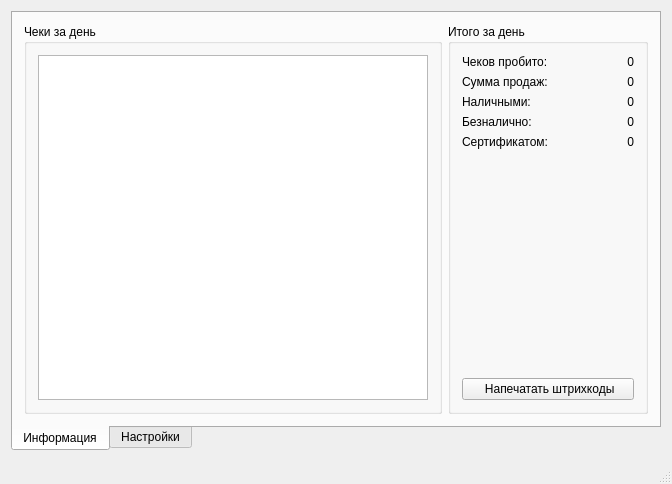
Qt form src/ui/mainwindow.ui (savelev-a/1cPrintServer) before a commit.
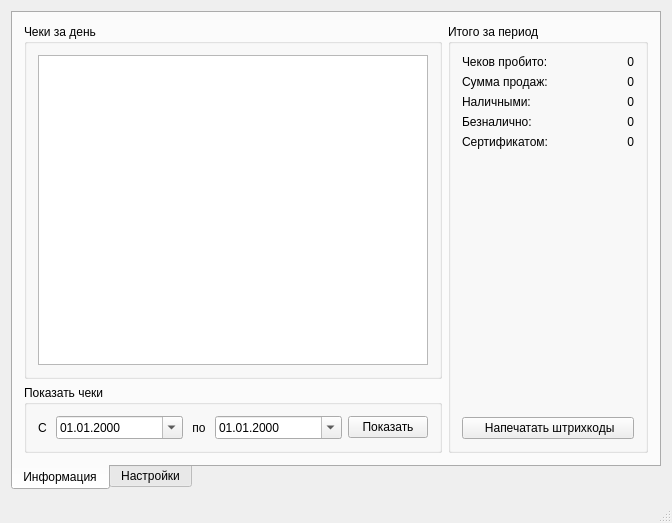
The same form after that commit. Icons and pictures are not drawn.

Commit message: Period selector added

```diff
--- a/src/ui/mainwindow.ui
+++ b/src/ui/mainwindow.ui
@@ -7,7 +7,7 @@
     <x>0</x>
     <y>0</y>
     <width>672</width>
-    <height>484</height>
+    <height>523</height>
    </rect>
   </property>
   <property name="windowTitle">
@@ -33,8 +33,8 @@
        <attribute name="title">
         <string>Информация</string>
        </attribute>
-       <layout class="QHBoxLayout" name="horizontalLayout">
-        <item>
+       <layout class="QGridLayout" name="gridLayout_2">
+        <item row="0" column="0">
          <widget class="QGroupBox" name="groupDayCheques">
           <property name="title">
            <string>Чеки за день</string>
@@ -46,7 +46,88 @@
           </layout>
          </widget>
         </item>
-        <item>
+        <item row="1" column="0">
+         <widget class="QGroupBox" name="groupDateSelect">
+          <property name="title">
+           <string>Показать чеки</string>
+          </property>
+          <layout class="QGridLayout" name="gridLayout_4">
+           <item row="0" column="1">
+            <widget class="QDateEdit" name="dateFromSelector">
+             <property name="wrapping">
+              <bool>false</bool>
+             </property>
+             <property name="dateTime">
+              <datetime>
+               <hour>0</hour>
+               <minute>0</minute>
+               <second>0</second>
+               <year>2000</year>
+               <month>1</month>
+               <day>1</day>
+              </datetime>
+             </property>
+             <property name="displayFormat">
+              <string>dd.MM.yyyy</string>
+             </property>
+             <property name="calendarPopup">
+              <bool>true</bool>
+             </property>
+            </widget>
+           </item>
+           <item row="0" column="2">
+            <widget class="QLabel" name="label_2">
+             <property name="sizePolicy">
+              <sizepolicy hsizetype="Maximum" vsizetype="Preferred">
+               <horstretch>0</horstretch>
+               <verstretch>0</verstretch>
+              </sizepolicy>
+             </property>
+             <property name="text">
+              <string> по </string>
+             </property>
+            </widget>
+           </item>
+           <item row="0" column="3">
+            <widget class="QDateEdit" name="dateToSelector">
+             <property name="displayFormat">
+              <string>dd.MM.yyyy</string>
+             </property>
+             <property name="calendarPopup">
+              <bool>true</bool>
+             </property>
+            </widget>
+           </item>
+           <item row="0" column="0">
+            <widget class="QLabel" name="labelDateFrom">
+             <property name="sizePolicy">
+              <sizepolicy hsizetype="Maximum" vsizetype="Preferred">
+               <horstretch>0</horstretch>
+               <verstretch>0</verstretch>
+              </sizepolicy>
+             </property>
+             <property name="text">
+              <string>C </string>
+             </property>
+            </widget>
+           </item>
+           <item row="0" column="4">
+            <widget class="QPushButton" name="setPeriodButton">
+             <property name="sizePolicy">
+              <sizepolicy hsizetype="Maximum" vsizetype="Fixed">
+               <horstretch>0</horstretch>
+               <verstretch>0</verstretch>
+              </sizepolicy>
+             </property>
+             <property name="text">
+              <string>Показать</string>
+             </property>
+            </widget>
+           </item>
+          </layout>
+         </widget>
+        </item>
+        <item row="0" column="1" rowspan="2">
          <widget class="QGroupBox" name="groupDayTotals">
           <property name="sizePolicy">
            <sizepolicy hsizetype="Preferred" vsizetype="Preferred">
@@ -61,7 +142,7 @@
            </size>
           </property>
           <property name="title">
-           <string>Итого за день</string>
+           <string>Итого за период</string>
           </property>
           <layout class="QGridLayout" name="gridLayout">
            <item row="1" column="1">
```
The commit also changes 9 other files.
